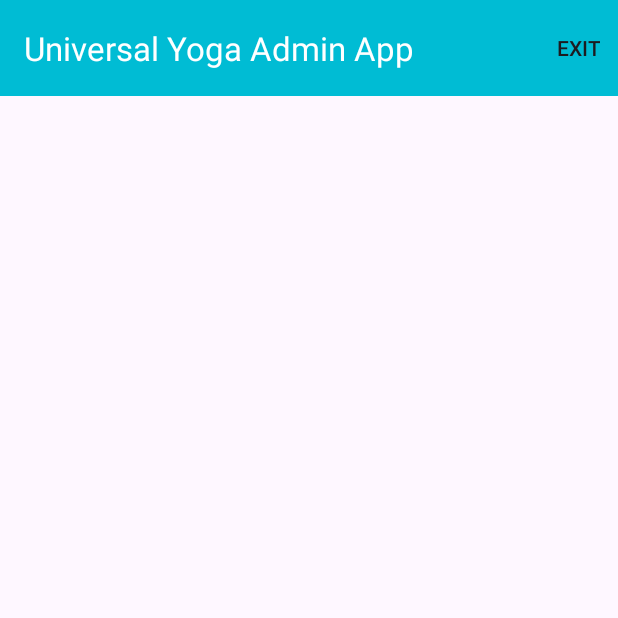
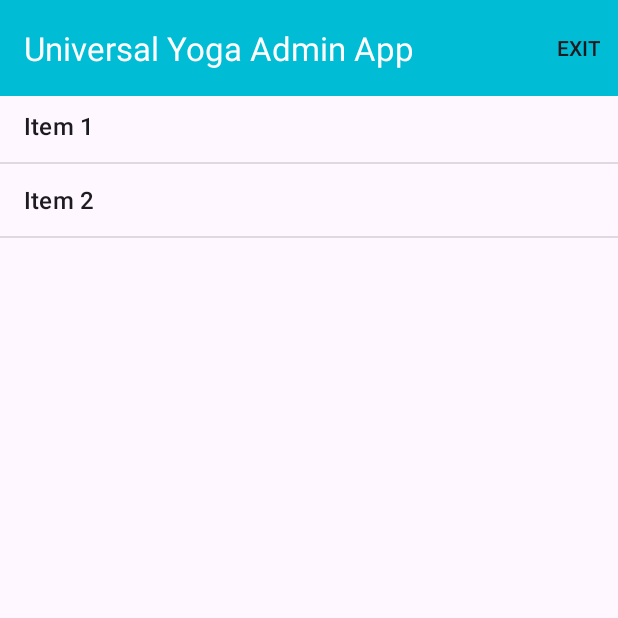
Before and after one commit to uzaysozen/UniversalYogaAppAdmin, an Android app: the AddingClassInstance screen opened directly, with no data from a screen before it, on a phone screen of 412 x 824 dp, the top half of it. Run offline under Robolectric (Android 15) with nearby library versions, the phone set to English and light mode, and no system bars.

Commit message:
Added list view template for class instances

```diff
--- a/app/src/main/java/com/example/universalyogaappadmin/AddingClassInstance.java
+++ b/app/src/main/java/com/example/universalyogaappadmin/AddingClassInstance.java
@@ -8,8 +8,17 @@ import android.content.Intent;
 import android.os.Bundle;
 import android.view.Menu;
 import android.view.MenuItem;
+import android.view.View;
+import android.widget.AdapterView;
+import android.widget.ArrayAdapter;
+import android.widget.ListView;
+
+import java.util.ArrayList;
+import java.util.List;
 
 public class AddingClassInstance extends AppCompatActivity {
+
+    private ListView lv;
 
     @Override
     protected void onCreate(Bundle savedInstanceState) {
@@ -17,6 +26,25 @@ public class AddingClassInstance extends AppCompatActivity {
         setContentView(R.layout.activity_adding_class_instance);
         Toolbar appToolbar = (Toolbar) findViewById(R.id.toolbar);
         setSupportActionBar(appToolbar);
+
+        lv = (ListView) findViewById(R.id.listview);
+        List<String> ls = new ArrayList<String>();
+        ls.add("Item 1");
+        ls.add("Item 2");
+
+        ArrayAdapter<String> arrayAdapter = new ArrayAdapter<String>(
+                this,
+                android.R.layout.simple_list_item_1,
+                ls
+        );
+        lv.setAdapter(arrayAdapter);
+
+        lv.setOnItemClickListener(new AdapterView.OnItemClickListener() {
+            @Override
+            public void onItemClick(AdapterView<?> parent, View view, int position, long id) {
+
+            }
+        });
     }
 
     @Override
--- a/app/src/main/res/layout/activity_adding_class_instance.xml
+++ b/app/src/main/res/layout/activity_adding_class_instance.xml
@@ -5,6 +5,13 @@
     android:layout_width="match_parent"
     android:layout_height="match_parent"
     tools:context=".AddingClassInstance">
+
+    <ListView
+        android:id="@+id/listview"
+        android:layout_width="match_parent"
+        android:layout_height="match_parent"
+        android:layout_marginTop="60dp"
+        app:layout_constraintTop_toBottomOf="@+id/appbar" />
 
     <com.google.android.material.appbar.AppBarLayout
         android:id="@+id/appbar"
```
